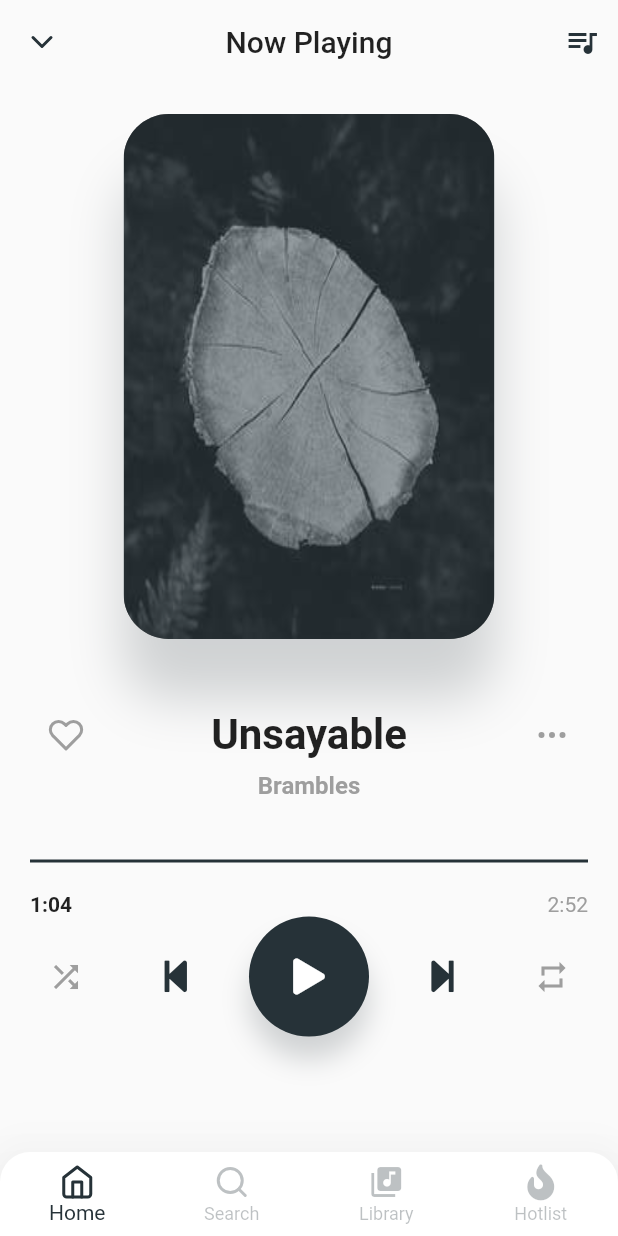
After one commit to michaelmartins09/ui_player_flutter, a Flutter app: the screen it shows after launch, on a phone screen of 412 x 824 dp. The commit adds this screen. Run offline on Flutter 3.47's test engine with Material 2 defaults, Android fonts, the phone set to English and light mode, and no system bars; our stand-ins replace flutter_feather_icons, font_awesome_flutter.

Commit message:
added: pageview on homepage

```diff
--- a/lib/app/pages/home/home_page.dart
+++ b/lib/app/pages/home/home_page.dart
@@ -1,8 +1,9 @@
 import 'package:flutter/material.dart';
 import 'package:flutter_feather_icons/flutter_feather_icons.dart';
 import 'package:font_awesome_flutter/font_awesome_flutter.dart';
-import 'package:ui_player_flutter/app/shared/theme/strings.dart';
-
+import 'package:ui_player_flutter/app/models/music_model.dart';
+import 'package:ui_player_flutter/app/pages/home/tabs/home_tab.dart';
+import 'package:ui_player_flutter/app/pages/home/tabs/library_tab.dart';
 
 class HomePage extends StatefulWidget {
   @override
@@ -10,136 +11,35 @@ class HomePage extends StatefulWidget {
 }
 
 class _HomePageState extends State<HomePage> {
+
+  List<MusicModel> listMusic = [
+    MusicModel(id: "01", title: "To Speak Of Solitude", album:"Brambles", duration: "4:21"),
+    MusicModel(id: "02", title: "Unsayable", album:"Brambles", duration: "2:52", isPlay: true),
+    MusicModel(id: "03", title: "In The Androgynous Dark", album:"Brambles", duration: "4:43"),
+    MusicModel(id: "04", title: "Sait Photographs", album:"Brambles", duration: "6:54"),
+    MusicModel(id: "05", title: "Pink And Golden Billows", album:"Brambles", duration: "2:58"),
+  ];
+
+  int indexPage = 0;
+  PageController _pageController;
+
+  @override
+  void initState() {
+    _pageController = PageController(initialPage: indexPage, keepPage: true);
+    super.initState();
+  }
+
+  @override
   Widget build(BuildContext context) {
-    var size = MediaQuery.of(context).size;
-
     return Scaffold(
-      appBar: AppBar(
-        brightness: Brightness.light,
-        leading: IconButton(icon: Icon(FeatherIcons.chevronDown), onPressed: (){}),
-        title: Text("Now Playing", style: Theme.of(context).textTheme.title,),
-        centerTitle: true,
-        actions: <Widget>[
-          IconButton(icon: Icon(Icons.queue_music), onPressed: (){})
+      body: PageView(
+        controller: _pageController,
+        scrollDirection: Axis.horizontal,
+        // onPageChanged: _onChangePage,
+        children: <Widget>[
+          HomeTab(),
+          LibraryTab()
         ],
-      ),
-      body: Padding(
-        padding: const EdgeInsets.all(20),
-        child: Center(
-          child: Column(
-            children: <Widget>[
-              Expanded(
-                flex: 2,
-                child: Container(
-                  width: size.width * 0.60,
-                  decoration: BoxDecoration(
-                    borderRadius: BorderRadius.circular(30),
-                    boxShadow: [
-                      BoxShadow(
-                        blurRadius: 30,
-                        offset: Offset(0, 40),
-                        color: Theme.of(context).primaryColor.withOpacity(0.2)
-                      )
-                    ],
-                  ),
-                  child: Stack(
-                    alignment: Alignment.bottomCenter,
-                    children: <Widget>[
-                      Container(
-                        decoration: BoxDecoration(
-                          borderRadius: BorderRadius.circular(30),
-                          image: DecorationImage(
-                            fit: BoxFit.fill,
-                            image: AssetImage(imgAlbum),
-                          )
-                        ),
-                      ),
-                      Container(
-                        decoration: BoxDecoration(
-                          color: Colors.blueGrey[800].withOpacity(0.5),
-                          borderRadius: BorderRadius.circular(30),
-                        ),
-                      ),
-                    ],
-                  )
-                ),
-              ),
-              SizedBox(height: 40),
-              Column(
-                children: <Widget>[
-                  Row(
-                    mainAxisAlignment: MainAxisAlignment.spaceBetween,
-                    children: <Widget>[
-                      IconButton(icon: Icon(FeatherIcons.heart, color: Colors.grey), onPressed: (){}),
-                      Text("Unsayable", style: TextStyle(
-                        fontSize: 28, fontWeight: FontWeight.bold
-                      )),
-                      IconButton(icon: Icon(FeatherIcons.moreHorizontal, color: Colors.grey,), onPressed: (){})
-                    ],
-                  ),
-                  Text("Brambles", style: TextStyle(
-                    color: Colors.grey, fontSize: 16, fontWeight: FontWeight.bold
-                  )),
-                ],
-              ),
-              SizedBox(height: 40),
-              Expanded(
-                child: Column(
-                  children: <Widget>[
-                    Container(
-                      height: 2,
-                      child: LinearProgressIndicator(
-                        value: 0,
-                        backgroundColor: Theme.of(context).primaryColor,
-                      ),
-                    ),
-                    SizedBox(height: 20),
-                    Row(
-                      mainAxisAlignment: MainAxisAlignment.spaceBetween,
-                      children: <Widget>[
-                        Text("1:04", style: TextStyle(
-                          fontWeight: FontWeight.bold
-                        )),
-                        Text("2:52", style: TextStyle(
-                          color: Colors.grey
-                        )),
-                      ]
-                    ),
-                    Row(
-                      mainAxisAlignment: MainAxisAlignment.spaceBetween,
-                      children: <Widget>[
-                        IconButton(icon: Icon(Icons.shuffle, color: Colors.grey), onPressed: (){}),
-                        IconButton(icon: Icon(FontAwesomeIcons.stepBackward, color: Theme.of(context).primaryColor), onPressed: (){}),
-                        Container(
-                          height: 80,
-                          width: 80,
-                          decoration: BoxDecoration(
-                            color: Theme.of(context).primaryColor,
-                            shape: BoxShape.circle,
-                            boxShadow: [
-                              BoxShadow(
-                                color: Theme.of(context).primaryColor.withOpacity(0.2),
-                                blurRadius: 15,
-                                offset: Offset(0, 15)
-                              )
-                            ]
-                          ),
-                          child: IconButton(
-                            icon: Icon(FontAwesomeIcons.play),
-                            color: Colors.white,
-                            onPressed: (){}
-                          ),
-                        ),
-                        IconButton(icon: Icon(FontAwesomeIcons.stepForward, color: Theme.of(context).primaryColor), onPressed: (){}),
-                        IconButton(icon: Icon(Icons.repeat, color: Colors.grey), onPressed: (){}),
-                      ]
-                    ),
-                  ],
-                ),
-              )
-            ],
-          ),
-        ),
       ),
       bottomNavigationBar: _buildBottomNav(),
     );
@@ -181,4 +81,11 @@ class _HomePageState extends State<HomePage> {
       ),
     );
   }
+
+  _onChangePage(index){
+    _pageController.jumpToPage(index);
+    setState(() {
+      indexPage = index;
+    });
+  }
 }
--- /dev/null
+++ b/lib/app/pages/home/tabs/home_tab.dart
@@ -0,0 +1,146 @@
+import 'package:flutter/material.dart';
+import 'package:flutter_feather_icons/flutter_feather_icons.dart';
+import 'package:font_awesome_flutter/font_awesome_flutter.dart';
+import 'package:ui_player_flutter/app/shared/theme/strings.dart';
+
+
+class HomeTab extends StatefulWidget {
+  @override
+  _HomeTabState createState() => _HomeTabState();
+}
+
+class _HomeTabState extends State<HomeTab> {
+  Widget build(BuildContext context) {
+    var size = MediaQuery.of(context).size;
+
+    return Scaffold(
+      appBar: AppBar(
+        brightness: Brightness.light,
+        leading: IconButton(icon: Icon(FeatherIcons.chevronDown), onPressed: (){}),
+        title: Text("Now Playing", style: Theme.of(context).textTheme.title,),
+        centerTitle: true,
+        actions: <Widget>[
+          IconButton(icon: Icon(Icons.queue_music), onPressed: (){})
+        ],
+      ),
+      body: Padding(
+        padding: const EdgeInsets.all(20),
+        child: Center(
+          child: Column(
+            children: <Widget>[
+              Expanded(
+                flex: 2,
+                child: Container(
+                  width: size.width * 0.60,
+                  decoration: BoxDecoration(
+                    borderRadius: BorderRadius.circular(30),
+                    boxShadow: [
+                      BoxShadow(
+                        blurRadius: 30,
+                        offset: Offset(0, 40),
+                        color: Theme.of(context).primaryColor.withOpacity(0.2)
+                      )
+                    ],
+                  ),
+                  child: Stack(
+                    alignment: Alignment.bottomCenter,
+                    children: <Widget>[
+                      Container(
+                        decoration: BoxDecoration(
+                          borderRadius: BorderRadius.circular(30),
+                          image: DecorationImage(
+                            fit: BoxFit.fill,
+                            image: AssetImage(imgAlbum),
+                          )
+                        ),
+                      ),
+                      Container(
+                        decoration: BoxDecoration(
+                          color: Colors.blueGrey[800].withOpacity(0.5),
+                          borderRadius: BorderRadius.circular(30),
+                        ),
+                      ),
+                    ],
+                  )
+                ),
+              ),
+              SizedBox(height: 40),
+              Column(
+                children: <Widget>[
+                  Row(
+                    mainAxisAlignment: MainAxisAlignment.spaceBetween,
+                    children: <Widget>[
+                      IconButton(icon: Icon(FeatherIcons.heart, color: Colors.grey), onPressed: (){}),
+                      Text("Unsayable", style: TextStyle(
+                        fontSize: 28, fontWeight: FontWeight.bold
+                      )),
+                      IconButton(icon: Icon(FeatherIcons.moreHorizontal, color: Colors.grey,), onPressed: (){})
+                    ],
+                  ),
+                  Text("Brambles", style: TextStyle(
+                    color: Colors.grey, fontSize: 16, fontWeight: FontWeight.bold
+                  )),
+                ],
+              ),
+              SizedBox(height: 40),
+              Expanded(
+                child: Column(
+                  children: <Widget>[
+                    Container(
+                      height: 2,
+                      child: LinearProgressIndicator(
+                        value: 0,
+                        backgroundColor: Theme.of(context).primaryColor,
+                      ),
+                    ),
+                    SizedBox(height: 20),
+                    Row(
+                      mainAxisAlignment: MainAxisAlignment.spaceBetween,
+                      children: <Widget>[
+                        Text("1:04", style: TextStyle(
+                          fontWeight: FontWeight.bold
+                        )),
+                        Text("2:52", style: TextStyle(
+                          color: Colors.grey
+                        )),
+                      ]
+                    ),
+                    Row(
+                      mainAxisAlignment: MainAxisAlignment.spaceBetween,
+                      children: <Widget>[
+                        IconButton(icon: Icon(Icons.shuffle, color: Colors.grey), onPressed: (){}),
+                        IconButton(icon: Icon(FontAwesomeIcons.stepBackward, color: Theme.of(context).primaryColor), onPressed: (){}),
+                        Container(
+                          height: 80,
+                          width: 80,
+                          decoration: BoxDecoration(
+                            color: Theme.of(context).primaryColor,
+                            shape: BoxShape.circle,
+                            boxShadow: [
+                              BoxShadow(
+                                color: Theme.of(context).primaryColor.withOpacity(0.2),
+                                blurRadius: 15,
+                                offset: Offset(0, 15)
+                              )
+                            ]
+                          ),
+                          child: IconButton(
+                            icon: Icon(FontAwesomeIcons.play),
+                            color: Colors.white,
+                            onPressed: (){}
+                          ),
+                        ),
+                        IconButton(icon: Icon(FontAwesomeIcons.stepForward, color: Theme.of(context).primaryColor), onPressed: (){}),
+                        IconButton(icon: Icon(Icons.repeat, color: Colors.grey), onPressed: (){}),
+                      ]
+                    ),
+                  ],
+                ),
+              )
+            ],
+          ),
+        ),
+      ),
+    );
+  }
+}
--- a/lib/app/pages/library/library_page.dart
+++ b/lib/app/pages/home/tabs/library_tab.dart
@@ -4,12 +4,12 @@ import 'package:font_awesome_flutter/font_awesome_flutter.dart';
 import 'package:ui_player_flutter/app/models/music_model.dart';
 import 'package:ui_player_flutter/app/shared/theme/strings.dart';
 
-class LibraryPage extends StatefulWidget {
+class LibraryTab extends StatefulWidget {
   @override
-  _LibraryPageState createState() => _LibraryPageState();
+  _LibraryTabState createState() => _LibraryTabState();
 }
 
-class _LibraryPageState extends State<LibraryPage> {
+class _LibraryTabState extends State<LibraryTab> {
 
   List<MusicModel> listMusic = [
     MusicModel(id: "01", title: "To Speak Of Solitude", album:"Brambles", duration: "4:21"),
--- a/lib/app/pages/root/app.dart
+++ b/lib/app/pages/root/app.dart
@@ -1,8 +1,6 @@
 import 'package:flutter/material.dart';
 import 'package:flutter/services.dart';
-import 'package:ui_player_flutter/app/pages/library/library_page.dart';
 
-import '../home/home_page.dart';
 import '../home/home_page.dart';
 
 class App extends StatelessWidget {
```
